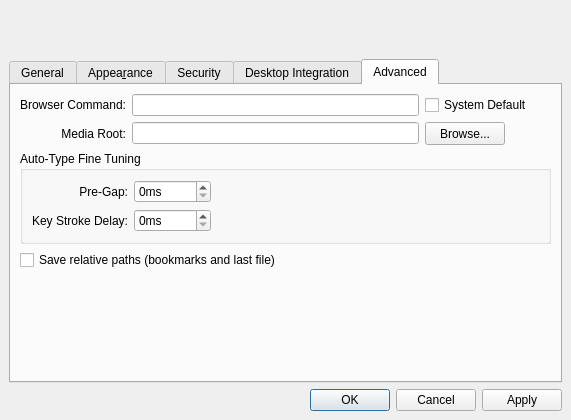
First picture: the form in src/forms/SettingsDlg.ui, repository thooge/keepassx1, before the edit.
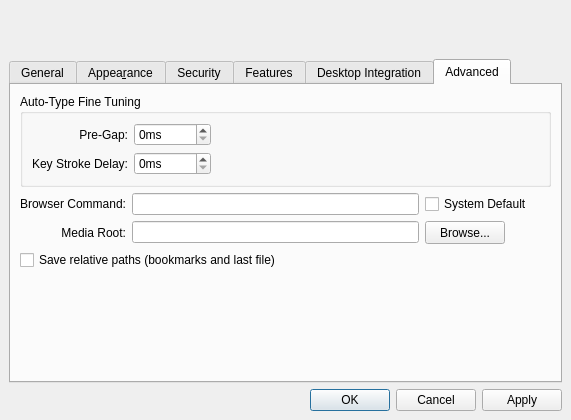
Second picture: the form after the edit. The open tabs and pages were chosen to show the change. Icons and pictures are not drawn.

Commit message: new config system

```diff
--- a/src/forms/SettingsDlg.ui
+++ b/src/forms/SettingsDlg.ui
@@ -767,6 +767,43 @@
        </item>
       </layout>
      </widget>
+     <widget class="QWidget" name="Seite" >
+      <attribute name="title" >
+       <string>Features</string>
+      </attribute>
+      <layout class="QVBoxLayout" >
+       <item>
+        <widget class="QLabel" name="label_6" >
+         <property name="text" >
+          <string>You can disable several features of KeePassX here according to your needs in order to keep the user interface slim.</string>
+         </property>
+         <property name="wordWrap" >
+          <bool>true</bool>
+         </property>
+        </widget>
+       </item>
+       <item>
+        <widget class="QCheckBox" name="checkBox_EnableBookmarkMenu" >
+         <property name="text" >
+          <string>Bookmarks</string>
+         </property>
+        </widget>
+       </item>
+       <item>
+        <spacer>
+         <property name="orientation" >
+          <enum>Qt::Vertical</enum>
+         </property>
+         <property name="sizeHint" >
+          <size>
+           <width>20</width>
+           <height>131</height>
+          </size>
+         </property>
+        </spacer>
+       </item>
+      </layout>
+     </widget>
      <widget class="QWidget" name="tab_2" >
       <attribute name="title" >
        <string>Desktop Integration</string>
@@ -903,106 +940,40 @@
        <property name="spacing" >
         <number>6</number>
        </property>
-       <item>
-        <layout class="QGridLayout" >
-         <property name="margin" >
-          <number>0</number>
-         </property>
-         <property name="spacing" >
-          <number>6</number>
-         </property>
-         <item row="1" column="2" >
-          <widget class="QPushButton" name="Button_MountDirBrowse" >
-           <property name="minimumSize" >
-            <size>
-             <width>0</width>
-             <height>23</height>
-            </size>
-           </property>
-           <property name="maximumSize" >
-            <size>
-             <width>16777215</width>
-             <height>23</height>
-            </size>
-           </property>
-           <property name="text" >
-            <string>Browse...</string>
-           </property>
-          </widget>
-         </item>
-         <item row="1" column="1" >
-          <widget class="QLineEdit" name="Edit_MountDir" >
-           <property name="whatsThis" >
-            <string>The directory where storage devices like CDs and memory sticks are normally mounted.</string>
-           </property>
-          </widget>
-         </item>
-         <item row="1" column="0" >
-          <widget class="QLabel" name="label_2" >
-           <property name="text" >
-            <string>Media Root:</string>
-           </property>
-           <property name="alignment" >
-            <set>Qt::AlignRight|Qt::AlignTrailing|Qt::AlignVCenter</set>
-           </property>
-          </widget>
-         </item>
-         <item row="0" column="0" >
-          <widget class="QLabel" name="label" >
-           <property name="text" >
-            <string>Browser Command:</string>
-           </property>
-           <property name="alignment" >
-            <set>Qt::AlignRight|Qt::AlignTrailing|Qt::AlignVCenter</set>
-           </property>
-          </widget>
-         </item>
-         <item row="0" column="1" >
-          <widget class="QLineEdit" name="Edit_BrowserCmd" />
-         </item>
-         <item row="1" column="3" >
-          <spacer>
-           <property name="orientation" >
-            <enum>Qt::Horizontal</enum>
-           </property>
-           <property name="sizeType" >
-            <enum>QSizePolicy::Maximum</enum>
-           </property>
-           <property name="sizeHint" >
-            <size>
-             <width>40</width>
-             <height>20</height>
-            </size>
-           </property>
-          </spacer>
-         </item>
-         <item row="0" column="2" colspan="2" >
-          <widget class="QCheckBox" name="CheckBox_BrowserDefault" >
-           <property name="sizePolicy" >
-            <sizepolicy>
-             <hsizetype>4</hsizetype>
-             <vsizetype>0</vsizetype>
-             <horstretch>0</horstretch>
-             <verstretch>0</verstretch>
-            </sizepolicy>
-           </property>
-           <property name="text" >
-            <string>System Default</string>
-           </property>
-          </widget>
-         </item>
-        </layout>
-       </item>
+       <property name="leftMargin" >
+        <number>9</number>
+       </property>
+       <property name="topMargin" >
+        <number>9</number>
+       </property>
+       <property name="rightMargin" >
+        <number>9</number>
+       </property>
+       <property name="bottomMargin" >
+        <number>9</number>
+       </property>
        <item>
         <widget class="QGroupBox" name="groupBox_3" >
          <property name="title" >
           <string>Auto-Type Fine Tuning</string>
          </property>
          <layout class="QGridLayout" >
-          <property name="margin" >
+          <property name="leftMargin" >
            <number>9</number>
           </property>
-          <property name="spacing" >
+          <property name="topMargin" >
+           <number>9</number>
+          </property>
+          <property name="rightMargin" >
+           <number>9</number>
+          </property>
+          <property name="bottomMargin" >
+           <number>9</number>
+          </property>
+          <property name="horizontalSpacing" >
+           <number>6</number>
+          </property>
+          <property name="verticalSpacing" >
            <number>6</number>
           </property>
           <item row="0" column="1" >
@@ -1067,6 +1038,106 @@
          </layout>
         </widget>
        </item>
+       <item>
+        <layout class="QGridLayout" >
+         <property name="leftMargin" >
+          <number>0</number>
+         </property>
+         <property name="topMargin" >
+          <number>0</number>
+         </property>
+         <property name="rightMargin" >
+          <number>0</number>
+         </property>
+         <property name="bottomMargin" >
+          <number>0</number>
+         </property>
+         <property name="horizontalSpacing" >
+          <number>6</number>
+         </property>
+         <property name="verticalSpacing" >
+          <number>6</number>
+         </property>
+         <item row="1" column="2" >
+          <widget class="QPushButton" name="Button_MountDirBrowse" >
+           <property name="minimumSize" >
+            <size>
+             <width>0</width>
+             <height>23</height>
+            </size>
+           </property>
+           <property name="maximumSize" >
+            <size>
+             <width>16777215</width>
+             <height>23</height>
+            </size>
+           </property>
+           <property name="text" >
+            <string>Browse...</string>
+           </property>
+          </widget>
+         </item>
+         <item row="1" column="1" >
+          <widget class="QLineEdit" name="Edit_MountDir" >
+           <property name="whatsThis" >
+            <string>The directory where storage devices like CDs and memory sticks are normally mounted.</string>
+           </property>
+          </widget>
+         </item>
+         <item row="1" column="0" >
+          <widget class="QLabel" name="label_2" >
+           <property name="text" >
+            <string>Media Root:</string>
+           </property>
+           <property name="alignment" >
+            <set>Qt::AlignRight|Qt::AlignTrailing|Qt::AlignVCenter</set>
+           </property>
+          </widget>
+         </item>
+         <item row="0" column="0" >
+          <widget class="QLabel" name="label" >
+           <property name="text" >
+            <string>Browser Command:</string>
+           </property>
+           <property name="alignment" >
+            <set>Qt::AlignRight|Qt::AlignTrailing|Qt::AlignVCenter</set>
+           </property>
+          </widget>
+         </item>
+         <item row="0" column="1" >
+          <widget class="QLineEdit" name="Edit_BrowserCmd" />
+         </item>
+         <item row="1" column="3" >
+          <spacer>
+           <property name="orientation" >
+            <enum>Qt::Horizontal</enum>
+           </property>
+           <property name="sizeType" >
+            <enum>QSizePolicy::Maximum</enum>
+           </property>
+           <property name="sizeHint" >
+            <size>
+             <width>40</width>
+             <height>20</height>
+            </size>
+           </property>
+          </spacer>
+         </item>
+         <item row="0" column="2" colspan="2" >
+          <widget class="QCheckBox" name="CheckBox_BrowserDefault" >
+           <property name="sizePolicy" >
+            <sizepolicy vsizetype="Fixed" hsizetype="Maximum" >
+             <horstretch>0</horstretch>
+             <verstretch>0</verstretch>
+            </sizepolicy>
+           </property>
+           <property name="text" >
+            <string>System Default</string>
+           </property>
+          </widget>
+         </item>
+        </layout>
+       </item>
        <item>
         <widget class="QCheckBox" name="CheckBox_SaveRelativePaths" >
          <property name="whatsThis" >
```
Left out of the diff: 399 changed lines with no effect on the pictures. The commit also changes 27 other files.
